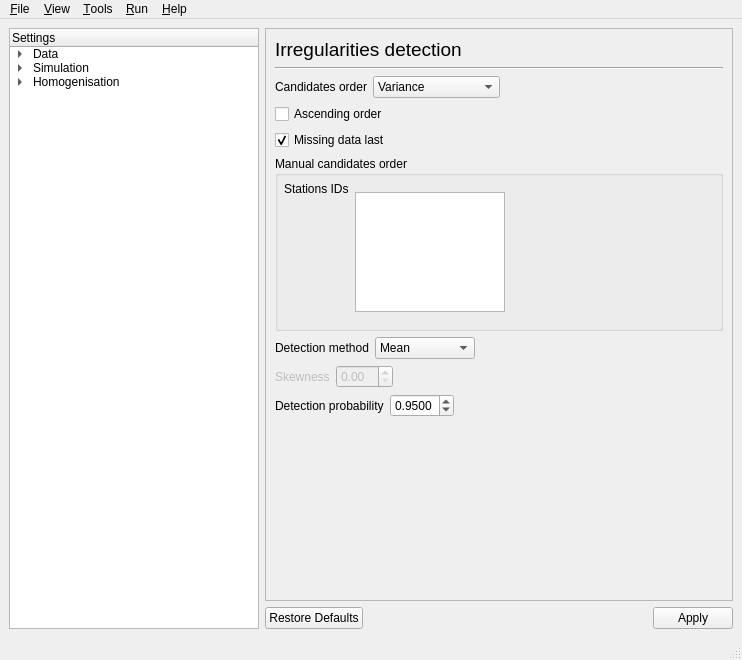
Old version of the form GSIMCLI/interface/gsimcli.ui in the repository iled/gsimcli.
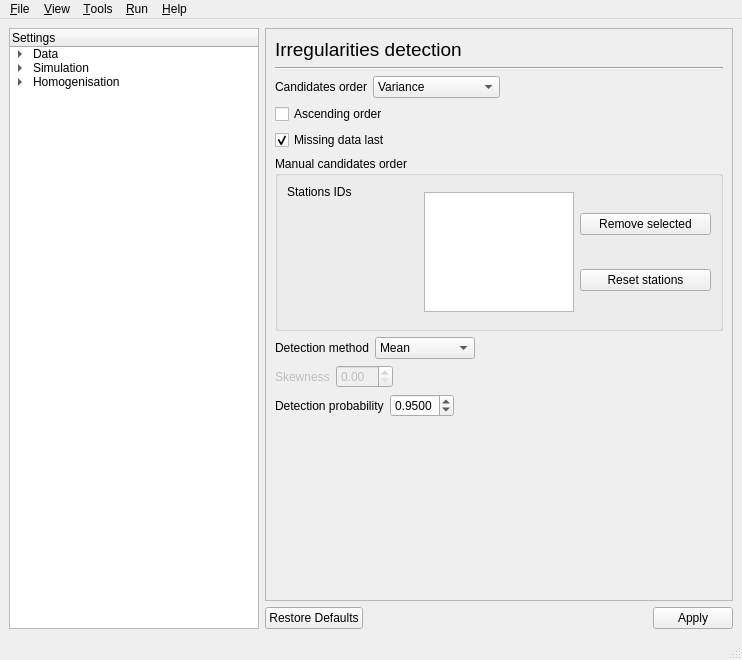
New version of the form. The open tabs and pages were chosen to show the change.

Commit message:
remove/reset stations when user ordering
. ui buttons to remove and reset stations list (user order)
. fixed estimate_necessary_space

```diff
--- a/GSIMCLI/interface/gsimcli.ui
+++ b/GSIMCLI/interface/gsimcli.ui
@@ -1472,9 +1472,6 @@
              <bool>false</bool>
             </property>
             <layout class="QHBoxLayout" name="horizontalLayout_15">
-             <property name="margin">
-              <number>6</number>
-             </property>
              <item>
               <widget class="QLabel" name="HD_labelUserOrder">
                <property name="enabled">
@@ -1517,17 +1514,22 @@
               </widget>
              </item>
              <item>
-              <spacer name="horizontalSpacer_12">
-               <property name="orientation">
-                <enum>Qt::Horizontal</enum>
-               </property>
-               <property name="sizeHint" stdset="0">
-                <size>
-                 <width>40</width>
-                 <height>20</height>
-                </size>
-               </property>
-              </spacer>
+              <layout class="QVBoxLayout" name="verticalLayout_17">
+               <item>
+                <widget class="QPushButton" name="HD_buttonRemoveStations">
+                 <property name="text">
+                  <string>Remove selected</string>
+                 </property>
+                </widget>
+               </item>
+               <item>
+                <widget class="QPushButton" name="HD_buttonResetStations">
+                 <property name="text">
+                  <string>Reset stations</string>
+                 </property>
+                </widget>
+               </item>
+              </layout>
              </item>
             </layout>
            </widget>
```
Left out of the diff: 5 changed lines with no effect on the pictures. The commit also changes 1 other file.
